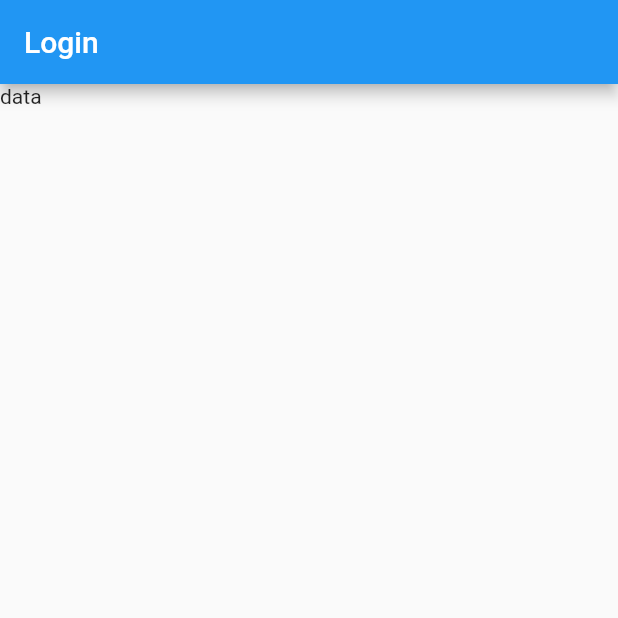
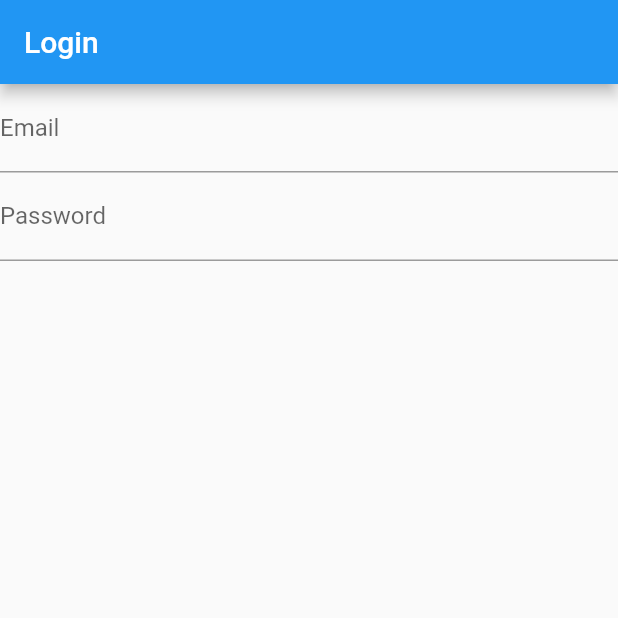
Before and after one commit to Yaya-k/locationVoitureApp, a Flutter app: the screen it shows after launch, on a phone screen of 412 x 824 dp, the top half of it. Run offline on Flutter 3.47's test engine with Material 2 defaults, Android fonts, the phone set to English and light mode, and no system bars.

```diff
--- a/lib/login_page.dart
+++ b/lib/login_page.dart
@@ -5,6 +5,8 @@ class LoginPage extends StatefulWidget {
   State<StatefulWidget> createState() => new _LoginPageState();
 }
 class _LoginPageState extends State<LoginPage>{
+  String _email;
+  String _password;
   @override
   Widget build(BuildContext context) {
     return new Scaffold(
@@ -12,8 +14,23 @@ class _LoginPageState extends State<LoginPage>{
             title: Text('Login'),
           ),
           body: new Container(
-            child: new Text('data')
-          )
+            child: new Form(
+              child: new Column(
+                children: <Widget>[
+                  new TextFormField(
+                    decoration: new InputDecoration(labelText: 'Email', )
+                  ),//textFormField
+                  new TextFormField(
+                    decoration: new InputDecoration(labelText: 'Password',
+
+                    ),// InputDecoration
+
+                  ),// textFormField
+
+                ],//<widget>
+              )//colums
+            )//form
+          ) //container
 
         );
   }
```
Also changed, not shown: 1 other file.
